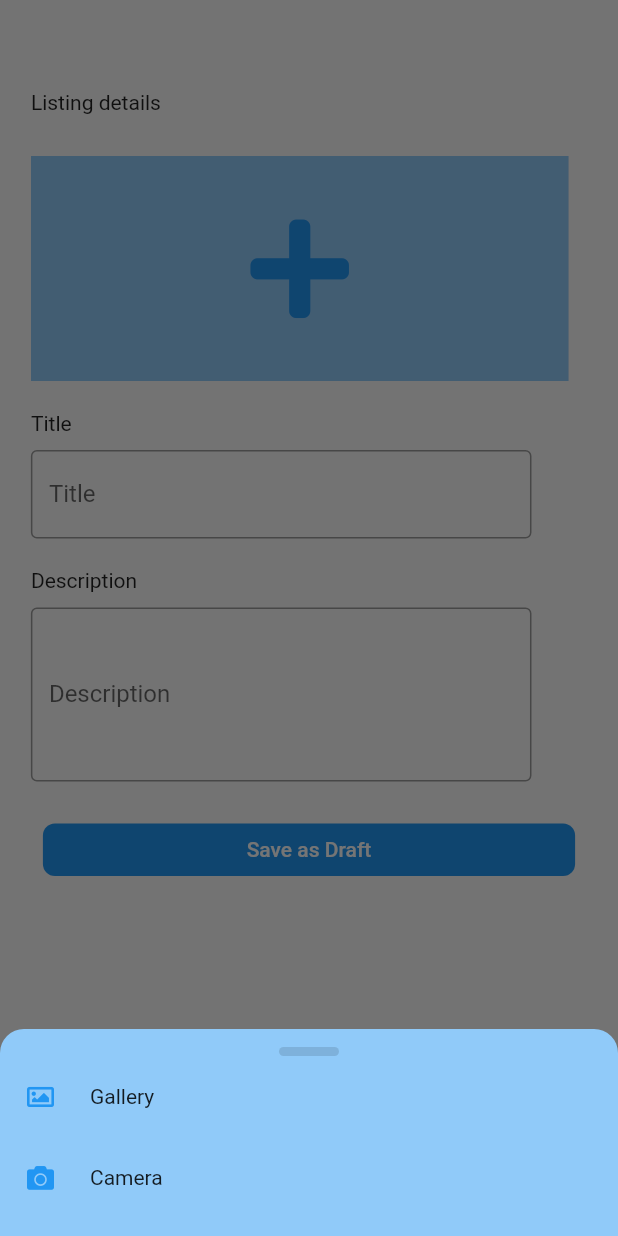
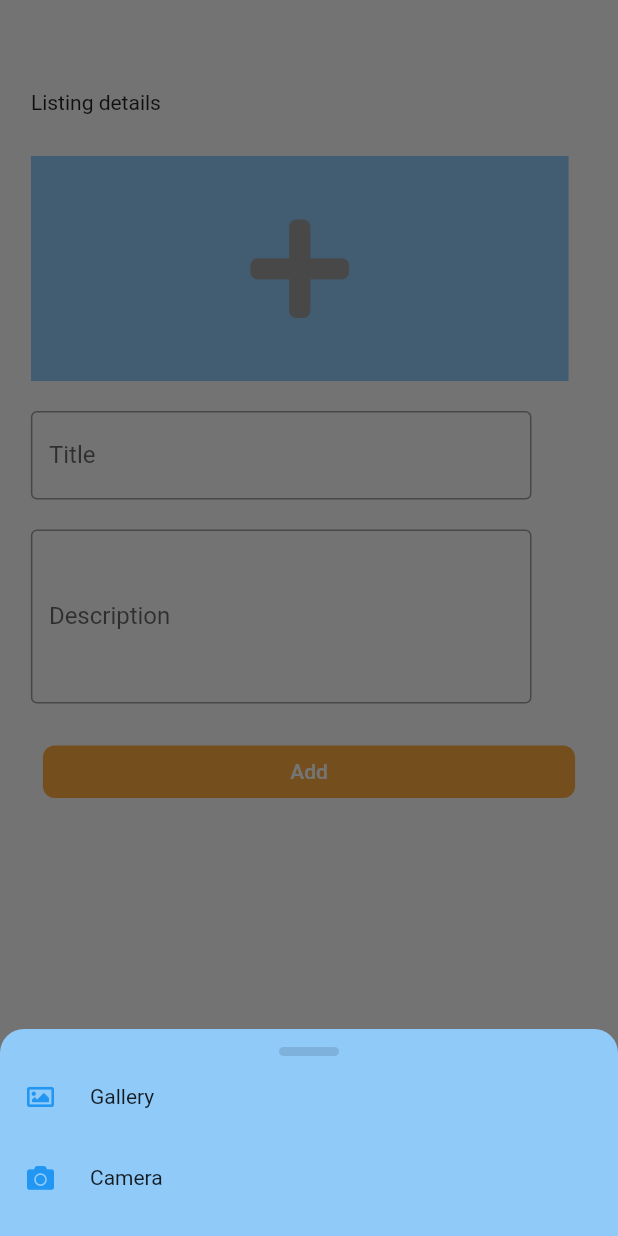
Before and after one commit to elham-rababah/rhinosoft, a Flutter app: the AddProductPage screen opened directly, after a tap on an icon or button, on a phone screen of 412 x 824 dp. Run offline on Flutter 3.47's test engine with Material 2 defaults, Android fonts, the phone set to English and light mode, and no system bars; our stand-ins replace cloud_firestore, firebase_auth, firebase_messaging, firebase_storage, font_awesome_flutter, google_maps_flutter and 2 more; accounts and stored records are empty.

Commit message:
finish the task

```diff
--- a/lib/main.dart
+++ b/lib/main.dart
@@ -1,5 +1,6 @@
 import 'package:flutter/material.dart';
 import 'package:pizaaelk/pages/RootPage.dart';
+import 'package:pizaaelk/providers/modifer_provider.dart';
 import 'package:pizaaelk/providers/products_provider.dart';
 import 'package:provider/provider.dart';
 
@@ -25,11 +26,15 @@ class MyApp extends StatelessWidget {
               ChangeNotifierProvider<ProductsProvider>(
                 create: (context) => ProductsProvider(),
               ),
+              ChangeNotifierProvider<ModifierProvider>(
+                create: (context) => ModifierProvider(),
+              ),
             ],
             child: MaterialApp(
               showSemanticsDebugger: false,
               title: 'Pizzea  App',
               initialRoute: '/',
+              theme: ThemeData(accentColor: Colors.grey),
               routes: {'/': (context) => RootPage()},
               debugShowCheckedModeBanner: false,
             ),
--- /dev/null
+++ b/lib/model/modifier_model.dart
@@ -0,0 +1,63 @@
+class ModifierModel {
+  String modifierName;
+  String uid;
+  bool isRequired;
+  bool onlyOne;
+  List<Children> children;
+  DateTime createAt;
+
+  ModifierModel(
+      {this.modifierName,
+      this.isRequired = false,
+      this.children,
+      this.onlyOne = true});
+
+  ModifierModel.fromJson(Map<String, dynamic> json) {
+    modifierName = json['modifierName'];
+    isRequired = json['isRequired'];
+    onlyOne = json['onlyOne'];
+    uid = json['uid'];
+    createAt = json['createAt'] is String
+        ? DateTime.parse(json['createAt'])
+        : DateTime.parse(json['createAt'].toDate().toString());
+    if (json['children'] != null) {
+      children = new List<Children>();
+      json['children'].forEach((v) {
+        children.add(new Children.fromJson(v));
+      });
+    }
+  }
+
+  Map<String, dynamic> toJson() {
+    final Map<String, dynamic> data = new Map<String, dynamic>();
+    data['modifierName'] = this.modifierName;
+    data['isRequired'] = this.isRequired;
+    data['onlyOne'] = this.onlyOne;
+    data['uid'] = this.uid;
+    data['createAt'] = this.createAt ?? DateTime.now();
+
+    if (this.children != null) {
+      data['children'] = this.children.map((v) => v.toJson()).toList();
+    }
+    return data;
+  }
+}
+
+class Children {
+  String label;
+  int price;
+
+  Children({this.label, this.price});
+
+  Children.fromJson(Map<String, dynamic> json) {
+    label = json['label'];
+    price = json['price'];
+  }
+
+  Map<String, dynamic> toJson() {
+    final Map<String, dynamic> data = new Map<String, dynamic>();
+    data['label'] = this.label;
+    data['price'] = this.price;
+    return data;
+  }
+}
--- a/lib/pages/landing_page.dart
+++ b/lib/pages/landing_page.dart
@@ -1,9 +1,10 @@
 import 'package:flutter/cupertino.dart';
 import 'package:flutter/material.dart';
-import 'package:pizaaelk/pages/admin_page.dart';
+import 'package:pizaaelk/pages/modifier/add_modifer_page.dart';
 
 import '../widget/bottom_nav_bar.dart';
 import 'google_map.dart';
+import 'modifier/modifier_list.dart';
 import 'products/add_product_page.dart';
 import 'products/product_list_page.dart';
 
@@ -46,7 +47,7 @@ class _LandingPageState extends State<LandingPage> {
         children: [
           ProductListPage(),
           AddProductPage(onChange: _changeCurrentTab,),
-          AdminPage(),
+          ModifierList(),
           GoogleMapPage()
         ],
       ),
--- a/lib/pages/products/add_product_page.dart
+++ b/lib/pages/products/add_product_page.dart
@@ -40,8 +40,6 @@ class _AddProductPageState extends State<AddProductPage> {
   Product item = Product();
   ProductsProvider myProductsProvider;
   AuthProvider authProvider;
-  bool _isLoading = false;
-  bool _isDraft = false;
   List<String> categories = [];
 
   @override
@@ -98,9 +96,7 @@ class _AddProductPageState extends State<AddProductPage> {
                               Column(
                                 crossAxisAlignment: CrossAxisAlignment.start,
                                 children: <Widget>[
-                                  Text("Title",
-                                      ),
-                                  SizedBox(height: 10.0),
+
                                   TextField(
                                     decoration: InputDecoration(
                                       border: OutlineInputBorder(),
@@ -118,9 +114,7 @@ class _AddProductPageState extends State<AddProductPage> {
                                 crossAxisAlignment: CrossAxisAlignment.start,
 
                                 children: <Widget>[
-                                  Text("Description",
-                                  ),
-                                  SizedBox(height: 10.0),
+
                                   TextField(
                                     minLines: 4,
                                     maxLines: 20,
@@ -144,7 +138,7 @@ class _AddProductPageState extends State<AddProductPage> {
                           children: <Widget>[
                             Expanded(
                                 child: AppButtonWidget(
-                                    label: "Save as Draft",
+                                    label: "Add",
 
                                     onPressed: () async {
                                       _validateAndSubmit();
--- /dev/null
+++ b/lib/pages/products/product_card_Widget.dart
@@ -0,0 +1,72 @@
+import 'package:flutter/material.dart';
+import 'package:pizaaelk/model/Product.dart';
+
+class ProductWidget extends StatelessWidget {
+  final Product product;
+
+  const ProductWidget({Key key, this.product}) : super(key: key);
+
+  @override
+  Widget build(BuildContext context) {
+    return InkWell(
+      onTap: () {},
+      child: Container(
+        padding: EdgeInsets.symmetric(vertical: 30, horizontal: 10),
+        margin: EdgeInsets.symmetric(vertical: 10),
+        decoration: BoxDecoration(
+          borderRadius: BorderRadius.circular(14.0),
+          color: Colors.white,
+          border: Border.all(color: Colors.deepOrangeAccent),
+          boxShadow: [
+            BoxShadow(
+              color: Colors.black.withOpacity(0.16),
+              offset: Offset(0, 3.0),
+              blurRadius: 6.0,
+            ),
+          ],
+        ),
+        child: Row(
+          children: [
+            Column(
+              crossAxisAlignment: CrossAxisAlignment.start,
+              children: [
+                if (product.images.length > 0)
+                  Container(
+                    width: MediaQuery.of(context).size.width * 0.8,
+                    // height: MediaQuery.of(context).size.height *0.2,
+                    child: Image.network(product.images[0]),
+                  ),
+                Column(
+                  crossAxisAlignment: CrossAxisAlignment.start,
+                  children: [
+                    SizedBox(
+                      height: 20,
+                    ),
+                    Row(
+                      children: [
+                        SizedBox(
+                          width: 100,
+                        ),
+                        Text(
+                          product.title ?? "",
+                          style: TextStyle(
+                              color: Colors.deepOrangeAccent,
+                              fontSize: 20,
+                              fontWeight: FontWeight.bold),
+                        ),
+                      ],
+                    ),
+                    SizedBox(
+                      height: 20,
+                    ),
+                    Text(product.description ?? ""),
+                  ],
+                ),
+              ],
+            )
+          ],
+        ),
+      ),
+    );
+  }
+}
--- a/lib/widget/request_button_widget.dart
+++ b/lib/widget/request_button_widget.dart
@@ -17,7 +17,7 @@ class _AppButtonWidgetState extends State<AppButtonWidget> {
       child: Container(
         height: 35,
         decoration: const BoxDecoration(
-          color: Colors.blue,
+          color: Colors.orangeAccent,
           borderRadius: BorderRadius.all(
               Radius.circular(8.0)
           ),
```
Also changed, not shown: lib/pages/admin_page.dart (deleted, +0 -11 lines), lib/pages/modifier/add_modifer_page.dart (added, +236 -0 lines), lib/pages/modifier/modifer_card_Widget.dart (added, +71 -0 lines), lib/pages/modifier/modifier_list.dart (added, +84 -0 lines), lib/pages/products/product_list_page.dart (+1 -38 lines), lib/providers/modifer_provider.dart (added, +55 -0 lines), lib/widget/bottom_nav_bar.dart (+7 -7 lines).
